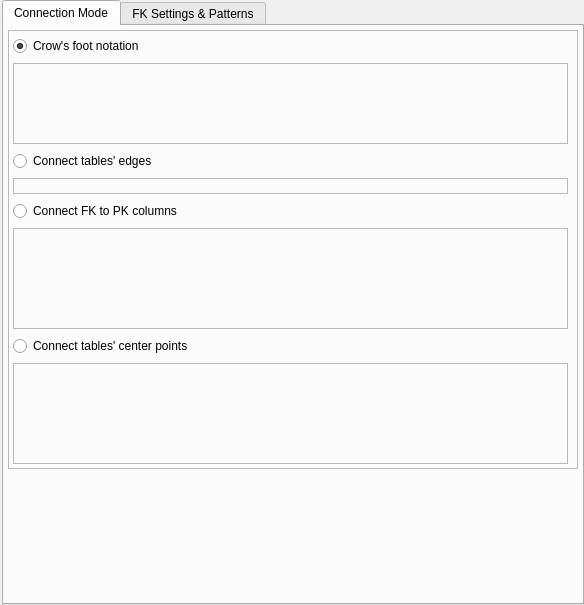
The window that libpgmodeler_ui/ui/relationshipconfigwidget.ui (pgmodeler/pgmodeler) describes before a commit, drawn with Qt 5.
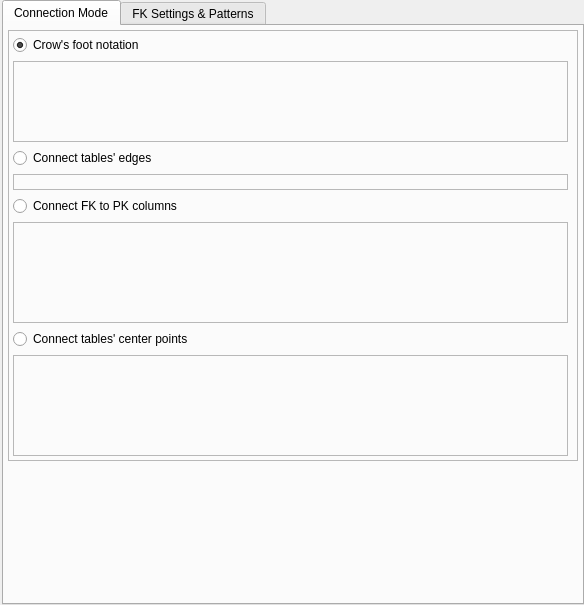
The same window after the commit. Icons and pictures are not drawn.

Patch:
```diff
--- a/libpgmodeler_ui/ui/relationshipconfigwidget.ui
+++ b/libpgmodeler_ui/ui/relationshipconfigwidget.ui
@@ -83,64 +83,6 @@
           </property>
           <item>
            <layout class="QGridLayout" name="gridLayout_6">
-            <item row="0" column="0">
-             <layout class="QHBoxLayout" name="horizontalLayout_4">
-              <item>
-               <widget class="QRadioButton" name="crows_foot_rb">
-                <property name="statusTip">
-                 <string>This mode renders the relationships in crow's foot notation which has a better semantics and readability. It also determines the optimal point where the relationship is connected on the tables' edges taking their position into account.</string>
-                </property>
-                <property name="text">
-                 <string>Crow's foot notation</string>
-                </property>
-                <property name="checked">
-                 <bool>true</bool>
-                </property>
-                <property name="autoRepeat">
-                 <bool>true</bool>
-                </property>
-                <property name="autoExclusive">
-                 <bool>true</bool>
-                </property>
-               </widget>
-              </item>
-              <item>
-               <widget class="QWidget" name="crows_foot_hint" native="true">
-                <property name="sizePolicy">
-                 <sizepolicy hsizetype="Fixed" vsizetype="Fixed">
-                  <horstretch>0</horstretch>
-                  <verstretch>0</verstretch>
-                 </sizepolicy>
-                </property>
-                <property name="minimumSize">
-                 <size>
-                  <width>22</width>
-                  <height>22</height>
-                 </size>
-                </property>
-                <property name="maximumSize">
-                 <size>
-                  <width>22</width>
-                  <height>22</height>
-                 </size>
-                </property>
-               </widget>
-              </item>
-             </layout>
-            </item>
-            <item row="0" column="1">
-             <spacer name="horizontalSpacer_3">
-              <property name="orientation">
-               <enum>Qt::Horizontal</enum>
-              </property>
-              <property name="sizeHint" stdset="0">
-               <size>
-                <width>368</width>
-                <height>20</height>
-               </size>
-              </property>
-             </spacer>
-            </item>
             <item row="1" column="0" colspan="2">
              <widget class="QLabel" name="crows_foot_lbl">
               <property name="enabled">
@@ -184,63 +126,39 @@
               </property>
              </widget>
             </item>
+            <item row="0" column="0" colspan="2">
+             <widget class="QRadioButton" name="crows_foot_rb">
+              <property name="sizePolicy">
+               <sizepolicy hsizetype="Expanding" vsizetype="Fixed">
+                <horstretch>0</horstretch>
+                <verstretch>0</verstretch>
+               </sizepolicy>
+              </property>
+              <property name="toolTip">
+               <string>&lt;p&gt;This mode renders the relationships in crow's foot notation which has a better semantics and readability. It also determines the optimal point where the relationship is connected on the tables' edges taking their position into account.&lt;/p&gt;</string>
+              </property>
+              <property name="statusTip">
+               <string/>
+              </property>
+              <property name="text">
+               <string>Crow's foot notation</string>
+              </property>
+              <property name="checked">
+               <bool>true</bool>
+              </property>
+              <property name="autoRepeat">
+               <bool>true</bool>
+              </property>
+              <property name="autoExclusive">
+               <bool>true</bool>
+              </property>
+             </widget>
+            </item>
            </layout>
           </item>
           <item>
            <layout class="QGridLayout" name="gridLayout_7">
-            <item row="0" column="0">
-             <layout class="QHBoxLayout" name="horizontalLayout_3">
-              <item>
-               <widget class="QRadioButton" name="tab_edges_rb">
-                <property name="statusTip">
-                 <string>This mode determines the optimal point where the relationship is connected on the tables' edges taking their position into account. It implies the usage of the classical ER notation.</string>
-                </property>
-                <property name="text">
-                 <string>Connect tables' edges</string>
-                </property>
-                <property name="autoRepeat">
-                 <bool>true</bool>
-                </property>
-               </widget>
-              </item>
-              <item>
-               <widget class="QWidget" name="tab_edges_hint" native="true">
-                <property name="sizePolicy">
-                 <sizepolicy hsizetype="Fixed" vsizetype="Fixed">
-                  <horstretch>0</horstretch>
-                  <verstretch>0</verstretch>
-                 </sizepolicy>
-                </property>
-                <property name="minimumSize">
-                 <size>
-                  <width>22</width>
-                  <height>22</height>
-                 </size>
-                </property>
-                <property name="maximumSize">
-                 <size>
-                  <width>22</width>
-                  <height>22</height>
-                 </size>
-                </property>
-               </widget>
-              </item>
-             </layout>
-            </item>
-            <item row="0" column="1">
-             <spacer name="horizontalSpacer_5">
-              <property name="orientation">
-               <enum>Qt::Horizontal</enum>
-              </property>
-              <property name="sizeHint" stdset="0">
-               <size>
-                <width>338</width>
-                <height>20</height>
-               </size>
-              </property>
-             </spacer>
-            </item>
-            <item row="1" column="0" colspan="2">
+            <item row="1" column="0" colspan="3">
              <widget class="QLabel" name="conn_tab_edges_lbl">
               <property name="enabled">
                <bool>false</bool>
@@ -283,72 +201,33 @@
               </property>
              </widget>
             </item>
+            <item row="0" column="0" colspan="3">
+             <widget class="QRadioButton" name="tab_edges_rb">
+              <property name="sizePolicy">
+               <sizepolicy hsizetype="Expanding" vsizetype="Fixed">
+                <horstretch>0</horstretch>
+                <verstretch>0</verstretch>
+               </sizepolicy>
+              </property>
+              <property name="toolTip">
+               <string>&lt;p&gt;This mode determines the optimal point where the relationship is connected on the tables' edges taking their position into account. It implies the usage of the classical ER notation.&lt;/p&gt;</string>
+              </property>
+              <property name="statusTip">
+               <string/>
+              </property>
+              <property name="text">
+               <string>Connect tables' edges</string>
+              </property>
+              <property name="autoRepeat">
+               <bool>true</bool>
+              </property>
+             </widget>
+            </item>
            </layout>
           </item>
           <item>
            <layout class="QGridLayout" name="gridLayout">
-            <item row="0" column="0">
-             <layout class="QHBoxLayout" name="horizontalLayout">
-              <item>
-               <widget class="QRadioButton" name="fk_to_pk_rb">
-                <property name="sizePolicy">
-                 <sizepolicy hsizetype="Fixed" vsizetype="Fixed">
-                  <horstretch>0</horstretch>
-                  <verstretch>0</verstretch>
-                 </sizepolicy>
-                </property>
-                <property name="statusTip">
-                 <string>This mode is available only for &lt;strong&gt;one-to-one&lt;/strong&gt;, &lt;strong&gt;one-to-many&lt;/strong&gt; and &lt;strong&gt;fk relationships&lt;/strong&gt; but provides a better semantics when linking tables by placing the lines on the exact point where the relationship occurs. It implies the usage of the classical ER notation.</string>
-                </property>
-                <property name="text">
-                 <string>Connect FK to PK columns</string>
-                </property>
-                <property name="checked">
-                 <bool>false</bool>
-                </property>
-                <property name="autoRepeat">
-                 <bool>true</bool>
-                </property>
-               </widget>
-              </item>
-              <item>
-               <widget class="QWidget" name="fk_to_pk_hint" native="true">
-                <property name="sizePolicy">
-                 <sizepolicy hsizetype="Fixed" vsizetype="Fixed">
-                  <horstretch>0</horstretch>
-                  <verstretch>0</verstretch>
-                 </sizepolicy>
-                </property>
-                <property name="minimumSize">
-                 <size>
-                  <width>22</width>
-                  <height>22</height>
-                 </size>
-                </property>
-                <property name="maximumSize">
-                 <size>
-                  <width>22</width>
-                  <height>22</height>
-                 </size>
-                </property>
-               </widget>
-              </item>
-             </layout>
-            </item>
-            <item row="0" column="1">
-             <spacer name="horizontalSpacer">
-              <property name="orientation">
-               <enum>Qt::Horizontal</enum>
-              </property>
-              <property name="sizeHint" stdset="0">
-               <size>
-                <width>318</width>
-                <height>20</height>
-               </size>
-              </property>
-             </spacer>
-            </item>
-            <item row="1" column="0" colspan="2">
+            <item row="1" column="0" colspan="3">
              <widget class="QLabel" name="conn_fk_pk_lbl">
               <property name="enabled">
                <bool>false</bool>
@@ -391,63 +270,36 @@
               </property>
              </widget>
             </item>
+            <item row="0" column="0" colspan="3">
+             <widget class="QRadioButton" name="fk_to_pk_rb">
+              <property name="sizePolicy">
+               <sizepolicy hsizetype="Expanding" vsizetype="Fixed">
+                <horstretch>0</horstretch>
+                <verstretch>0</verstretch>
+               </sizepolicy>
+              </property>
+              <property name="toolTip">
+               <string>This mode is available only for &lt;strong&gt;one-to-one&lt;/strong&gt;, &lt;strong&gt;one-to-many&lt;/strong&gt; and &lt;strong&gt;fk relationships&lt;/strong&gt; but provides a better semantics when linking tables by placing the lines on the exact point where the relationship occurs. It implies the usage of the classical ER notation.</string>
+              </property>
+              <property name="statusTip">
+               <string/>
+              </property>
+              <property name="text">
+               <string>Connect FK to PK columns</string>
+              </property>
+              <property name="checked">
+               <bool>false</bool>
+              </property>
+              <property name="autoRepeat">
+               <bool>true</bool>
+              </property>
+             </widget>
+            </item>
            </layout>
           </item>
           <item>
            <layout class="QGridLayout" name="gridLayout_4">
-            <item row="0" column="0">
-             <layout class="QHBoxLayout" name="horizontalLayout_2">
-              <item>
-               <widget class="QRadioButton" name="center_pnts_rb">
-                <property name="statusTip">
-                 <string>This mode is the classical one. It connects the relationship to tables through their central points. It implies the usage of the classical ER notation.</string>
-                </property>
-                <property name="text">
-                 <string>Connect tables' center points</string>
-                </property>
-                <property name="autoRepeat">
-                 <bool>true</bool>
-                </property>
-               </widget>
-              </item>
-              <item>
-               <widget class="QWidget" name="center_pnts_hint" native="true">
-                <property name="sizePolicy">
-                 <sizepolicy hsizetype="Fixed" vsizetype="Fixed">
-                  <horstretch>0</horstretch>
-                  <verstretch>0</verstretch>
-                 </sizepolicy>
-                </property>
-                <property name="minimumSize">
-                 <size>
-                  <width>22</width>
-                  <height>22</height>
-                 </size>
-                </property>
-                <property name="maximumSize">
-                 <size>
-                  <width>22</width>
-                  <height>22</height>
-                 </size>
-                </property>
-               </widget>
-              </item>
-             </layout>
-            </item>
-            <item row="0" column="1">
-             <spacer name="horizontalSpacer_2">
-              <property name="orientation">
-               <enum>Qt::Horizontal</enum>
-              </property>
-              <property name="sizeHint" stdset="0">
-               <size>
-                <width>298</width>
-                <height>20</height>
-               </size>
-              </property>
-             </spacer>
-            </item>
-            <item row="1" column="0" colspan="2">
+            <item row="1" column="0" colspan="3">
              <widget class="QLabel" name="conn_cnt_pnts_lbl">
               <property name="enabled">
                <bool>false</bool>
@@ -490,6 +342,28 @@
               </property>
              </widget>
             </item>
+            <item row="0" column="0" colspan="3">
+             <widget class="QRadioButton" name="center_pnts_rb">
+              <property name="sizePolicy">
+               <sizepolicy hsizetype="Expanding" vsizetype="Fixed">
+                <horstretch>0</horstretch>
+                <verstretch>0</verstretch>
+               </sizepolicy>
+              </property>
+              <property name="toolTip">
+               <string>&lt;p&gt;This mode is the classical one. It connects the relationship to tables through their central points. It implies the usage of the classical ER notation.&lt;/p&gt;</string>
+              </property>
+              <property name="statusTip">
+               <string/>
+              </property>
+              <property name="text">
+               <string>Connect tables' center points</string>
+              </property>
+              <property name="autoRepeat">
+               <bool>true</bool>
+              </property>
+             </widget>
+            </item>
            </layout>
           </item>
          </layout>
```
Left out of the diff: 2 changed lines with no effect on the pictures.
